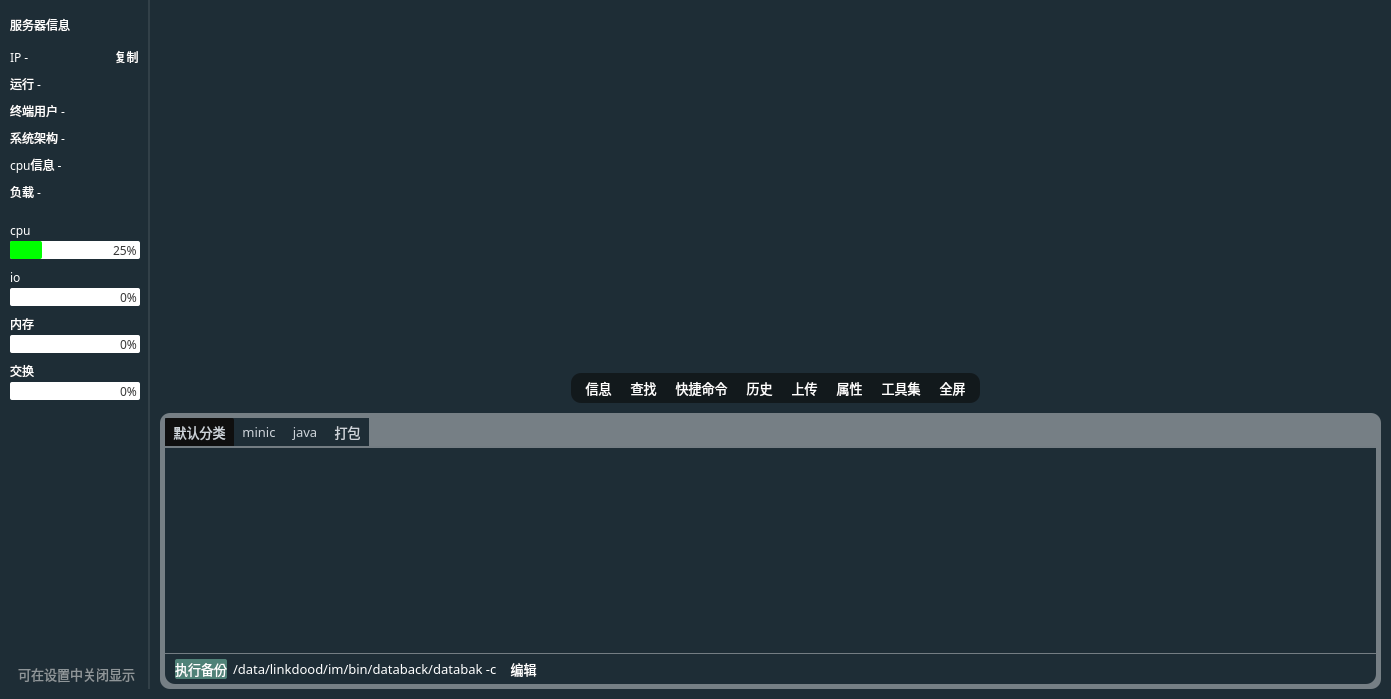
HuaGouFdog/Fdog-Kit, file source/sshwidget.ui: the form before one commit.
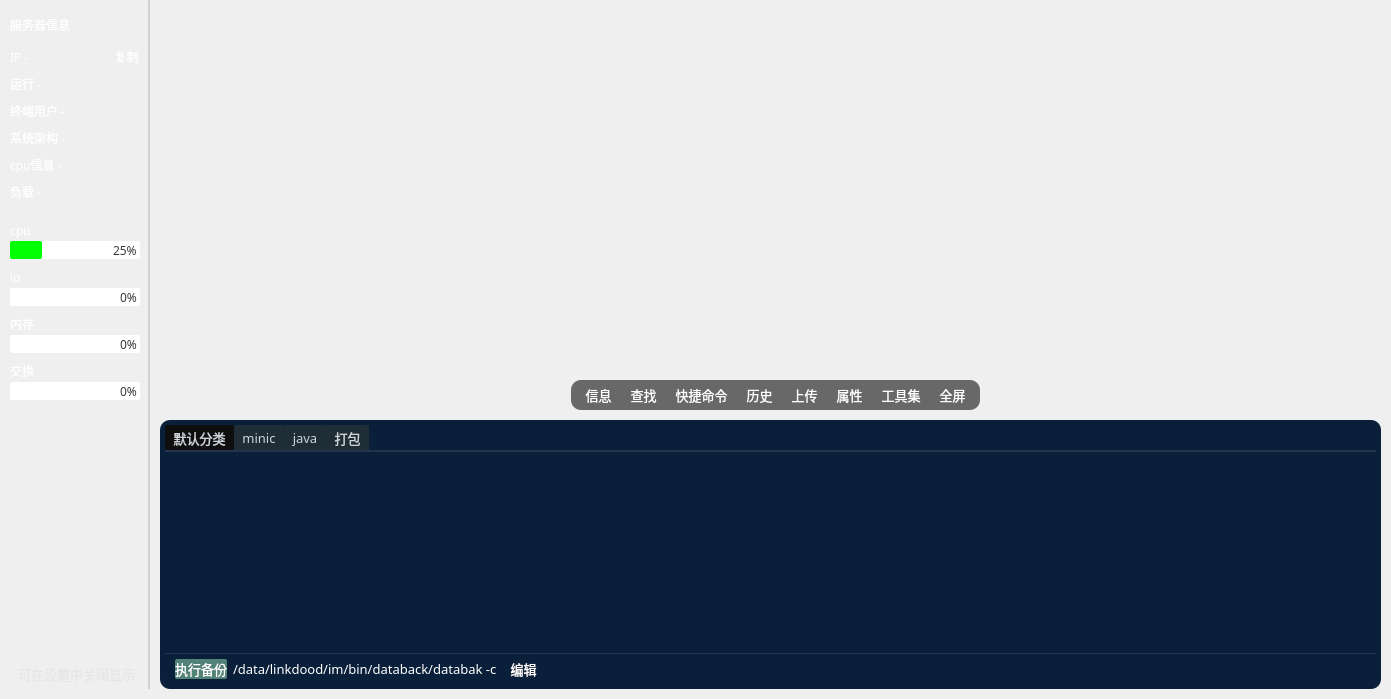
The form after the commit. Icons and pictures are not drawn.

Diff of the .ui file:
```diff
--- a/source/sshwidget.ui
+++ b/source/sshwidget.ui
@@ -14,7 +14,7 @@
    <string>Form</string>
   </property>
   <property name="styleSheet">
-   <string notr="true">background-color: rgb(30, 45, 54);</string>
+   <string notr="true"/>
   </property>
   <property name="locale">
    <locale language="English" country="Kenya"/>
@@ -1109,7 +1109,7 @@
                      <x>0</x>
                      <y>0</y>
                      <width>1231</width>
-                     <height>381</height>
+                     <height>339</height>
                     </rect>
                    </property>
                    <property name="sizePolicy">
@@ -1785,7 +1785,7 @@
             <property name="styleSheet">
              <string notr="true">#widget_3 {
 	
-	background-color: rgba(255, 255, 255, 100);
+	background-color: rgb(10, 31, 57);
 	border-radius: 10px;
 }
 </string>
@@ -1837,7 +1837,9 @@
 	border-top-left-radius: 2px;    /*设置tab的边框的圆角（左上圆角）*/
 	border-top-right-radius: 2px;    /*设置tab的边框的圆角（右上圆角）*/
 	/*width:120px;*/
-	padding: 5px;
+	padding-left: 5px;
+	padding-right: 5px;
+	height:25;
 	/*margin-right:5px;
 	margin-left: 5px;*/
 	
```
Left out of the diff: 2 changed lines with no effect on the pictures.
